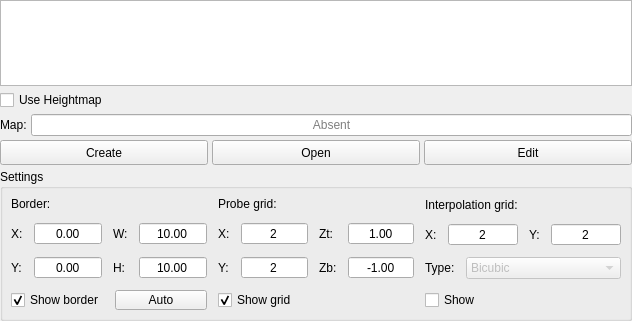
Old version of the form View/HeightMapForm.ui in the repository octronic-uk/Candle.
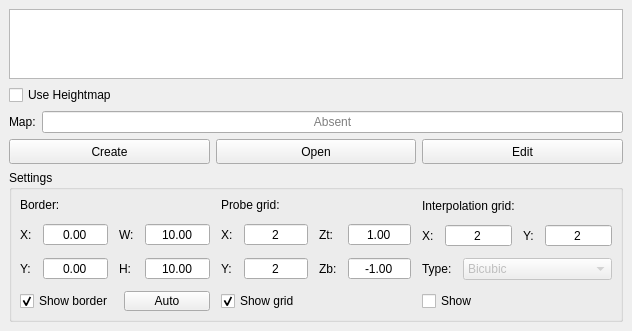
New version of the form.

Patch:
```diff
--- a/View/HeightMapForm.ui
+++ b/View/HeightMapForm.ui
@@ -32,45 +32,8 @@
    <item>
     <widget class="QWidget" name="widgetHeightMap" native="true">
      <layout class="QVBoxLayout" name="verticalLayout_3">
-      <property name="spacing">
-       <number>4</number>
-      </property>
-      <property name="leftMargin">
-       <number>0</number>
-      </property>
-      <property name="topMargin">
-       <number>0</number>
-      </property>
-      <property name="rightMargin">
-       <number>0</number>
-      </property>
-      <property name="bottomMargin">
-       <number>0</number>
-      </property>
       <item>
-       <widget class="QTableView" name="tblHeightMap">
-        <property name="alternatingRowColors">
-         <bool>true</bool>
-        </property>
-        <property name="selectionMode">
-         <enum>QAbstractItemView::SingleSelection</enum>
-        </property>
-        <property name="gridStyle">
-         <enum>Qt::DashLine</enum>
-        </property>
-        <attribute name="horizontalHeaderVisible">
-         <bool>false</bool>
-        </attribute>
-        <attribute name="horizontalHeaderDefaultSectionSize">
-         <number>60</number>
-        </attribute>
-        <attribute name="horizontalHeaderHighlightSections">
-         <bool>false</bool>
-        </attribute>
-        <attribute name="verticalHeaderVisible">
-         <bool>false</bool>
-        </attribute>
-       </widget>
+       <widget class="QTableView" name="tblHeightMap"/>
       </item>
       <item>
        <layout class="QVBoxLayout" name="verticalLayout_2">
```
